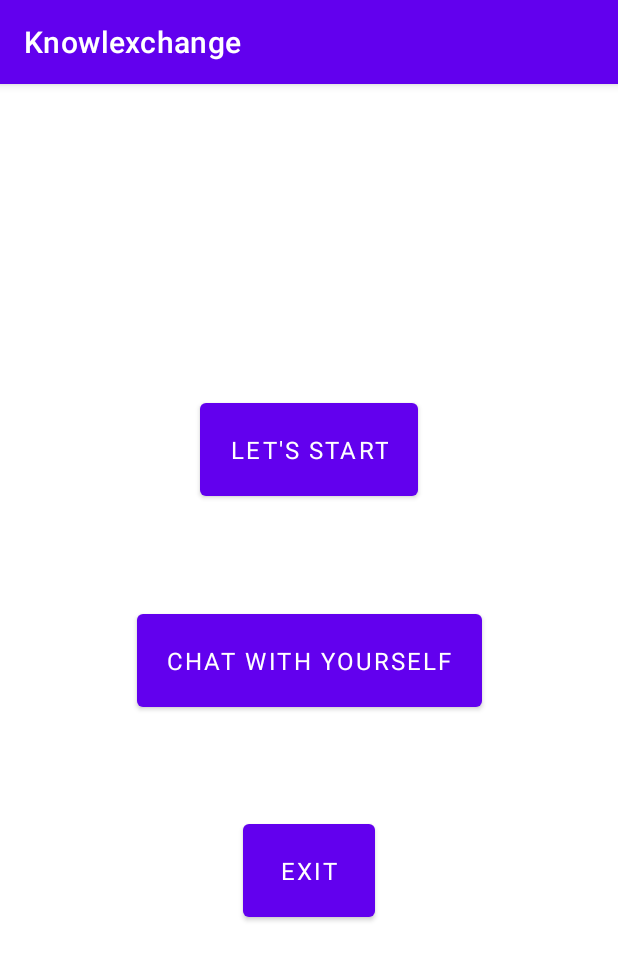
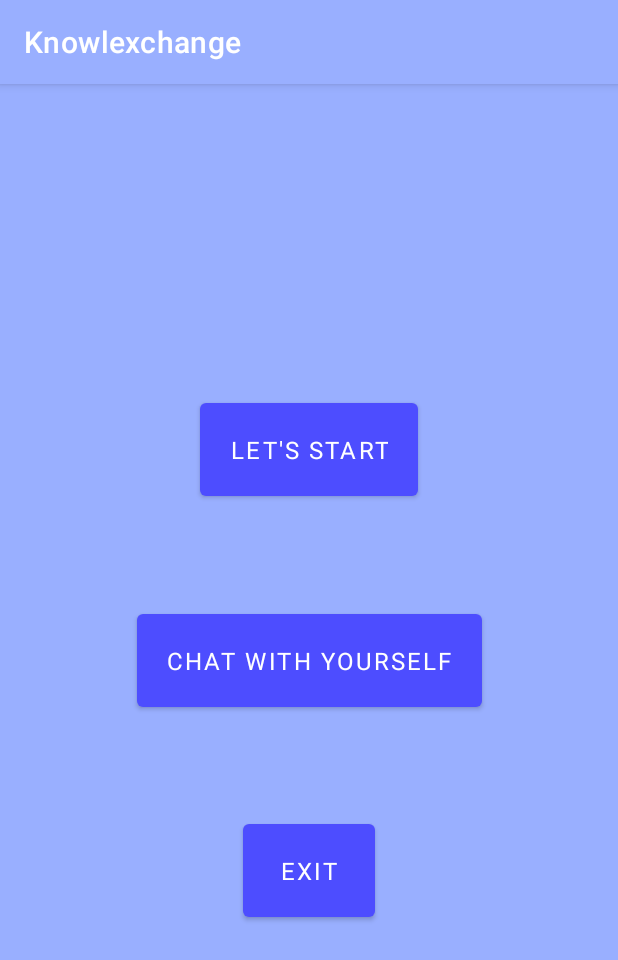
Before and after one commit to MForystek/BITEhack-mobile, an Android app: the screen it shows after launch (WelcomeActivity), on a phone screen of 412 x 824 dp. Shown: the top 960 px of the screen. Run offline under Robolectric (Android 15) with nearby library versions, the phone set to English and light mode, and no system bars.

Commit message:
colors draft

```diff
--- a/app/src/main/res/values-night/themes.xml
+++ b/app/src/main/res/values-night/themes.xml
@@ -2,16 +2,18 @@
     <!-- Base application theme. -->
     <style name="Theme.DFSBITEhackmobile" parent="Theme.MaterialComponents.DayNight.DarkActionBar">
         <!-- Primary brand color. -->
-        <item name="colorPrimary">@color/purple_200</item>
-        <item name="colorPrimaryVariant">@color/purple_700</item>
-        <item name="colorOnPrimary">@color/black</item>
+        <item name="colorPrimary">@color/colorSecondary</item>
+        <item name="colorPrimaryVariant">@color/colorSecondaryDark</item>
+        <item name="colorOnPrimary">@color/white</item>
+        <item name="android:background">@color/colorSecondaryBackground</item>
         <!-- Secondary brand color. -->
-        <item name="colorSecondary">@color/teal_200</item>
-        <item name="colorSecondaryVariant">@color/teal_200</item>
-        <item name="colorOnSecondary">@color/black</item>
+        <item name="colorSecondary">@color/colorPrimary</item>
+        <item name="colorSecondaryVariant">@color/colorPrimary</item>
+        <item name="colorOnSecondary">@color/white</item>
         <!-- Status bar color. -->
         <item name="android:statusBarColor">?attr/colorPrimaryVariant</item>
         <!-- Customize your theme here. -->
+        <item name="android:textColor">@color/white</item>
         <item name="android:fontFamily">sans-serif</item>
         <item name="android:textSize">16sp</item>
     </style>
--- a/app/src/main/res/values/colors.xml
+++ b/app/src/main/res/values/colors.xml
@@ -1,12 +1,11 @@
 <?xml version="1.0" encoding="utf-8"?>
 <resources>
-    <color name="purple_200">#FFBB86FC</color>
-    <color name="purple_500">#FF6200EE</color>
-    <color name="purple_700">#FF3700B3</color>
-    <color name="teal_200">#FF03DAC5</color>
-    <color name="teal_700">#FF018786</color>
-    <color name="black">#FF000000</color>
-    <color name="white">#FFFFFFFF</color>
-    <color name="colorPrimary">#6363bf</color>
-    <color name="colorPrimaryDark">#5b5bab</color>
+    <color name="colorPrimary">#4d4dff</color>
+    <color name="colorPrimaryDark">#3655b3</color>
+    <color name="colorPrimaryBackground">#99AFFF</color>
+    <color name="colorSecondary">#804d00</color>
+    <color name="colorSecondaryDark">#3b2a12</color>
+    <color name="colorSecondaryBackground">#513204</color>
+    <color name="white">#ffffff</color>
+    <color name="black">#000000</color>
 </resources>
--- a/app/src/main/res/values/themes.xml
+++ b/app/src/main/res/values/themes.xml
@@ -2,16 +2,18 @@
     <!-- Base application theme. -->
     <style name="Theme.DFSBITEhackmobile" parent="Theme.MaterialComponents.DayNight.DarkActionBar">
         <!-- Primary brand color. -->
-        <item name="colorPrimary">@color/purple_500</item>
-        <item name="colorPrimaryVariant">@color/purple_700</item>
+        <item name="colorPrimary">@color/colorPrimary</item>
+        <item name="colorPrimaryVariant">@color/colorPrimaryDark</item>
         <item name="colorOnPrimary">@color/white</item>
+        <item name="android:background">@color/colorPrimaryBackground</item>
         <!-- Secondary brand color. -->
-        <item name="colorSecondary">@color/teal_200</item>
-        <item name="colorSecondaryVariant">@color/teal_700</item>
-        <item name="colorOnSecondary">@color/black</item>
+        <item name="colorSecondary">@color/colorSecondary</item>
+        <item name="colorSecondaryVariant">@color/colorSecondary</item>
+        <item name="colorOnSecondary">@color/white</item>
         <!-- Status bar color. -->
         <item name="android:statusBarColor">?attr/colorPrimaryVariant</item>
         <!-- Customize your theme here. -->
+        <item name="android:textColor">@color/white</item>
         <item name="android:fontFamily">sans-serif</item>
         <item name="android:textSize">16sp</item>
     </style>
```
